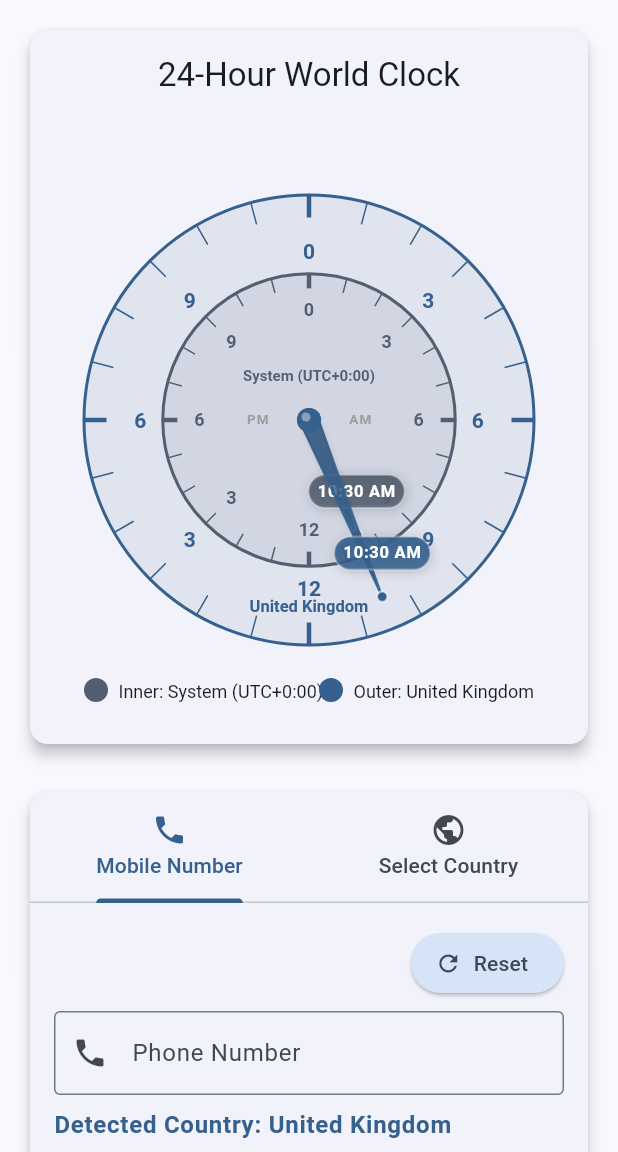
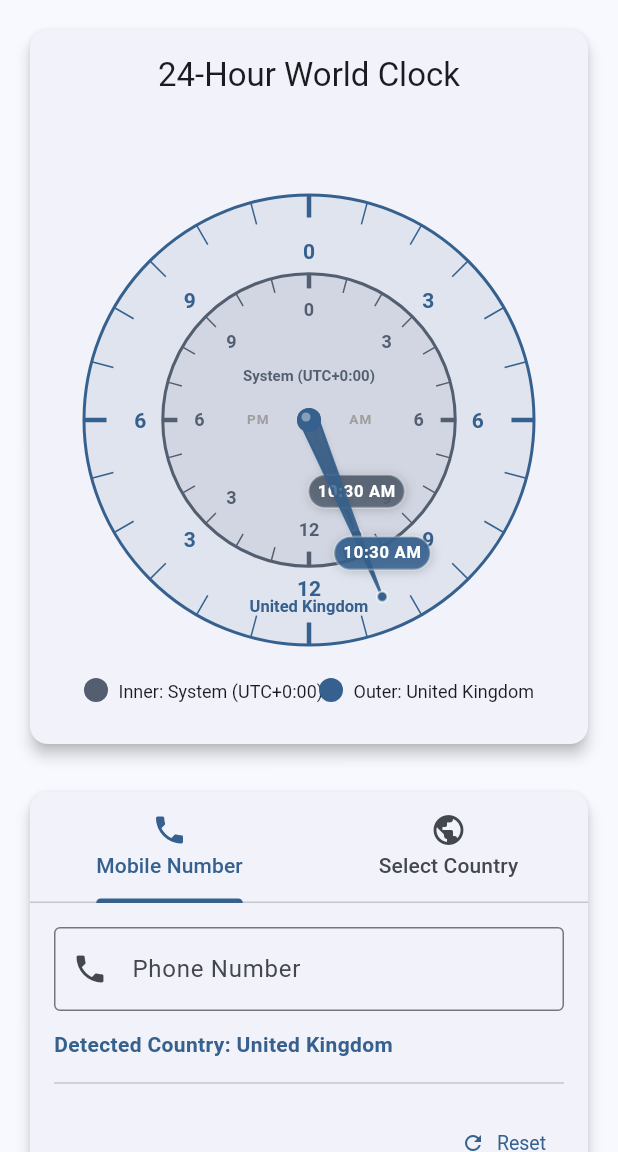
Before and after one commit to anandanmb01/telephone_world_clock, a Flutter app: the screen it shows after launch, on a phone screen of 412 x 824 dp, the part 84-1236 px from its top. Run offline on Flutter 3.47's test engine with Material 3 defaults, Android fonts, the phone set to English and light mode, and no system bars.

Commit message:
Redesign phone input layout with smaller reset button
- Move reset button to bottom of input box
- Change reset button from ElevatedButton to TextButton (smaller)
- Reduce button size with smaller icon (16px) and text (13px)
- Add divider line below detected country text
- Align reset button to right side
- Reorder: Phone input → Detected country → Divider → Reset button

```diff
--- a/lib/screens/world_clock_home_page.dart
+++ b/lib/screens/world_clock_home_page.dart
@@ -277,23 +277,8 @@ class _WorldClockHomePageState extends State<WorldClockHomePage>
                 Padding(
                   padding: const EdgeInsets.all(16.0),
                   child: Column(
-                    crossAxisAlignment: CrossAxisAlignment.start,
+                    crossAxisAlignment: CrossAxisAlignment.stretch,
                     children: [
-                      Row(
-                        mainAxisAlignment: MainAxisAlignment.end,
-                        children: [
-                          ElevatedButton.icon(
-                            onPressed: _resetPhoneNumber,
-                            icon: const Icon(Icons.refresh),
-                            label: const Text('Reset'),
-                            style: ElevatedButton.styleFrom(
-                              backgroundColor: Theme.of(context).colorScheme.secondaryContainer,
-                              foregroundColor: Theme.of(context).colorScheme.onSecondaryContainer,
-                            ),
-                          ),
-                        ],
-                      ),
-                      const SizedBox(height: 8),
                       TextField(
                         controller: _phoneController,
                         keyboardType: TextInputType.phone,
@@ -305,12 +290,30 @@ class _WorldClockHomePageState extends State<WorldClockHomePage>
                         ),
                         onChanged: _onPhoneChanged,
                       ),
-                      const SizedBox(height: 8),
+                      const SizedBox(height: 12),
                       Text(
                         'Detected Country: ${countryData[_phoneCountryCode]?['name'] ?? 'Unknown'}',
-                        style: Theme.of(context).textTheme.bodyLarge?.copyWith(
+                        style: Theme.of(context).textTheme.bodyMedium?.copyWith(
                           fontWeight: FontWeight.bold,
                           color: Theme.of(context).colorScheme.primary,
+                        ),
+                      ),
+                      const SizedBox(height: 8),
+                      Divider(
+                        color: Theme.of(context).colorScheme.outlineVariant,
+                        thickness: 1,
+                      ),
+                      const SizedBox(height: 8),
+                      Align(
+                        alignment: Alignment.centerRight,
+                        child: TextButton.icon(
+                          onPressed: _resetPhoneNumber,
+                          icon: const Icon(Icons.refresh, size: 16),
+                          label: const Text('Reset'),
+                          style: TextButton.styleFrom(
+                            padding: const EdgeInsets.symmetric(horizontal: 12, vertical: 6),
+                            textStyle: const TextStyle(fontSize: 13),
+                          ),
                         ),
                       ),
                     ],
```
